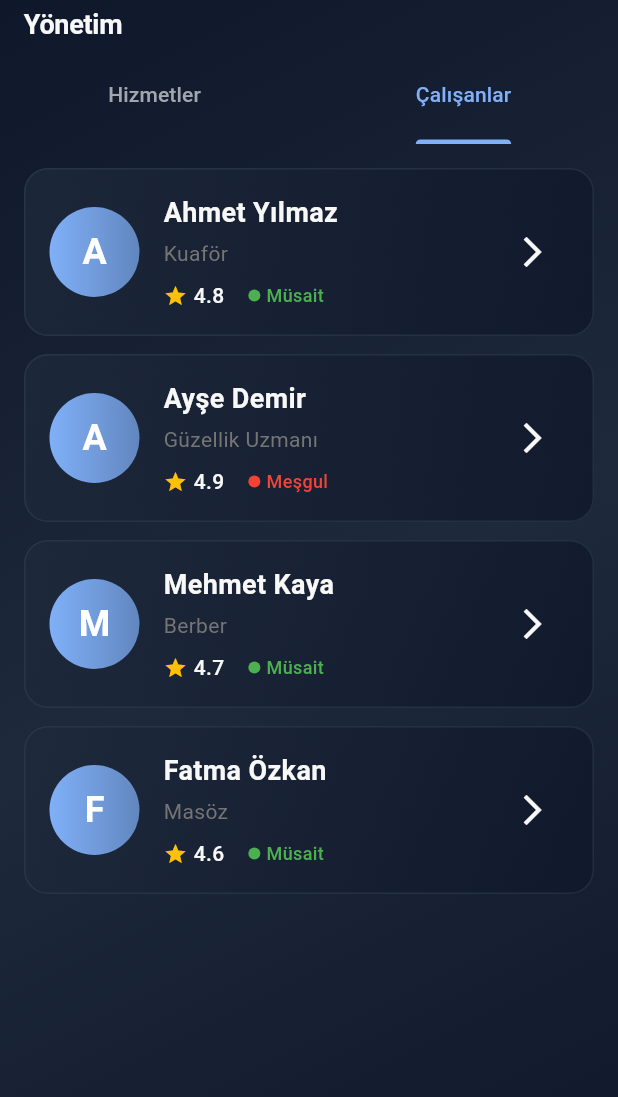
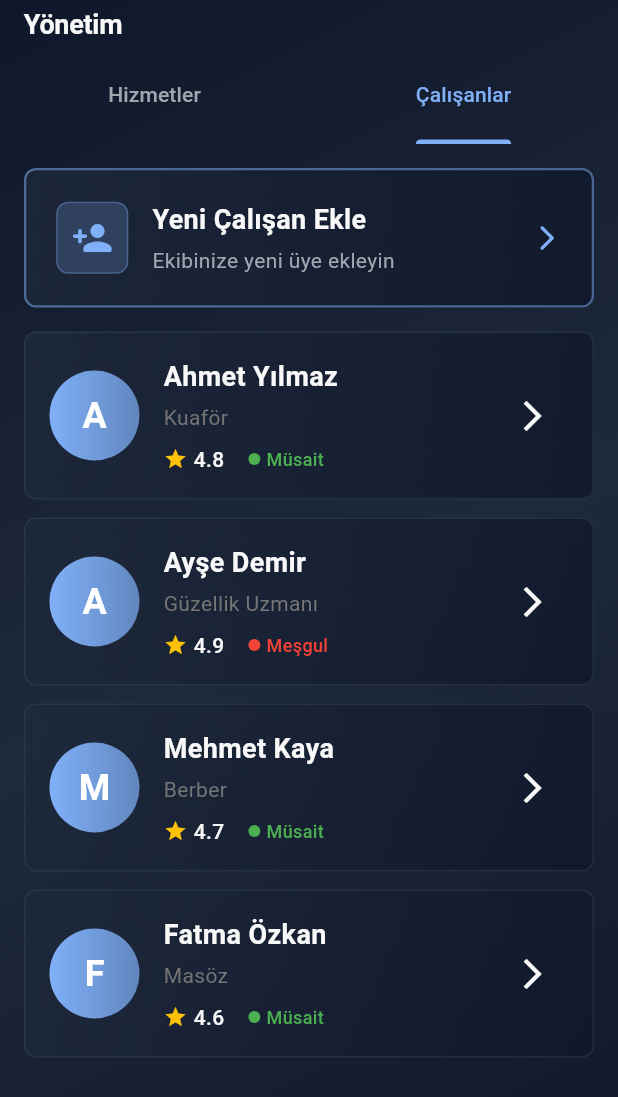
Before and after one commit to muhammedfaruk/randevum, a Flutter app: the StaffServicesView screen opened directly, tab 2 chosen, on a phone screen of 412 x 824 dp. Shown: the top 1097 px of the screen. Run offline on Flutter 3.47's test engine with Material 3 defaults, Android fonts, the phone set to English and light mode, and no system bars; our stand-ins replace connectivity_plus, dio, get, pretty_dio_logger, shared_preferences, table_calendar; accounts and stored records are empty; generated files the repository leaves out were written again.

Commit message:
hizmet ekleme butonlari eklendi

```diff
--- a/lib/core/config/theme/app_theme.dart
+++ b/lib/core/config/theme/app_theme.dart
@@ -7,6 +7,9 @@ class AppTheme {
         brightness: Brightness.dark,
         scaffoldBackgroundColor: AppColors.background, // Gradient container ile kullanılacak
         primaryColor: AppColors.primary,
+        splashFactory: NoSplash.splashFactory,
+        highlightColor: Colors.transparent,
+        hoverColor: Colors.transparent,
         colorScheme: const ColorScheme.dark(
           primary: AppColors.primary,
           secondary: AppColors.primaryLight,
@@ -102,6 +105,10 @@ class AppTheme {
             fontSize: 14,
           ),
         ),
+        tabBarTheme: const TabBarThemeData(
+          overlayColor: WidgetStatePropertyAll(Colors.transparent),
+          splashFactory: NoSplash.splashFactory,
+        ),
       );
 
   static ThemeData get darkTheme => lightTheme;
--- a/lib/modules/calendar/views/calendar_view.dart
+++ b/lib/modules/calendar/views/calendar_view.dart
@@ -43,7 +43,7 @@ final class CalendarView extends GetView<CalendarController> {
               margin: const EdgeInsets.all(16),
               decoration: BoxDecoration(
                 gradient: AppColors.cardGradient,
-                borderRadius: BorderRadius.circular(AppRadii.lg),
+                borderRadius: BorderRadius.circular(AppRadii.sm),
                 border: Border.all(
                   color: AppColors.divider,
                   width: 1,
--- a/lib/modules/calendar/widgets/appointment_card.dart
+++ b/lib/modules/calendar/widgets/appointment_card.dart
@@ -20,7 +20,7 @@ final class AppointmentCard extends StatelessWidget {
       margin: const EdgeInsets.only(bottom: 12),
       decoration: BoxDecoration(
         gradient: AppColors.cardGradient,
-        borderRadius: BorderRadius.circular(AppRadii.lg),
+        borderRadius: BorderRadius.circular(AppRadii.sm),
         border: Border.all(
           color: AppColors.divider,
           width: 1,
@@ -29,7 +29,7 @@ final class AppointmentCard extends StatelessWidget {
       child: Material(
         color: Colors.transparent,
         child: InkWell(
-          borderRadius: BorderRadius.circular(AppRadii.lg),
+          borderRadius: BorderRadius.circular(AppRadii.sm),
           onTap: onTap,
           child: Padding(
             padding: const EdgeInsets.all(16),
@@ -46,7 +46,7 @@ final class AppointmentCard extends StatelessWidget {
                         Color(0xFF1e293b), // slate-800
                       ],
                     ),
-                    borderRadius: BorderRadius.circular(12),
+                    borderRadius: BorderRadius.circular(AppRadii.sm),
                     boxShadow: [
                       BoxShadow(
                         color: Colors.black.withValues(alpha: 0.2),
@@ -163,7 +163,7 @@ final class AppointmentCard extends StatelessWidget {
                         Color(0xFF1e293b), // slate-800
                       ],
                     ),
-                    borderRadius: BorderRadius.circular(10),
+                    borderRadius: BorderRadius.circular(AppRadii.sm),
                     border: Border.all(
                       color: const Color(0x80475569), // slate-600 %50
                       width: 1,
--- a/lib/modules/home/views/home_screen.dart
+++ b/lib/modules/home/views/home_screen.dart
@@ -3,6 +3,7 @@
 import 'package:intl/intl.dart';
 import '../../../core/config/theme/app_colors.dart';
 import '../../../core/config/theme/app_spacing.dart';
+import '../../../core/config/theme/app_radii.dart';
 import '../../../core/routes/app_routes.dart';
 import '../../auth/auth_controller.dart';
 import '../home_controller.dart';
@@ -70,7 +71,7 @@
                     padding: const EdgeInsets.all(AppSpacing.s4),
                     decoration: BoxDecoration(
                       gradient: AppColors.cardGradient,
-                      borderRadius: BorderRadius.circular(16),
+                      borderRadius: BorderRadius.circular(AppRadii.sm),
                       border: Border.all(color: AppColors.divider),
                     ),
                     child: Column(
@@ -126,7 +127,7 @@
                               ),
                               decoration: BoxDecoration(
                                 gradient: AppColors.cardGradient,
-                                borderRadius: BorderRadius.circular(12),
+                                borderRadius: BorderRadius.circular(AppRadii.sm),
                                 border: Border.all(
                                   color: AppColors.divider,
                                   width: 1,
@@ -278,7 +279,7 @@
       padding: const EdgeInsets.all(AppSpacing.s3),
       decoration: BoxDecoration(
         gradient: AppColors.cardGradient,
-        borderRadius: BorderRadius.circular(12),
+        borderRadius: BorderRadius.circular(AppRadii.sm),
         border: Border.all(color: AppColors.divider, width: 1),
       ),
       child: Column(
@@ -326,7 +327,7 @@
       padding: const EdgeInsets.all(AppSpacing.s4),
       decoration: BoxDecoration(
         gradient: AppColors.cardGradient,
-        borderRadius: BorderRadius.circular(16),
+        borderRadius: BorderRadius.circular(AppRadii.sm),
         border: Border.all(
           color: AppColors.divider,
           width: 1,
@@ -344,7 +345,7 @@
                 ),
                 decoration: BoxDecoration(
                   color: statusBgColor,
-                  borderRadius: BorderRadius.circular(8),
+                  borderRadius: BorderRadius.circular(AppRadii.sm),
                 ),
                 child: Text(
                   appointment.status == 'confirmed'
--- a/lib/modules/staff_services/controllers/staff_services_controller.dart
+++ b/lib/modules/staff_services/controllers/staff_services_controller.dart
@@ -144,4 +144,20 @@ class StaffServicesController extends GetxController {
       snackPosition: SnackPosition.BOTTOM,
     );
   }
+
+  void addNewService() {
+    Get.snackbar(
+      'Yeni Hizmet',
+      'Hizmet ekleme sayfası yakında eklenecek',
+      snackPosition: SnackPosition.BOTTOM,
+    );
+  }
+
+  void addNewStaff() {
+    Get.snackbar(
+      'Yeni Çalışan',
+      'Çalışan ekleme sayfası yakında eklenecek',
+      snackPosition: SnackPosition.BOTTOM,
+    );
+  }
 }
--- a/lib/modules/staff_services/views/staff_services_view.dart
+++ b/lib/modules/staff_services/views/staff_services_view.dart
@@ -30,6 +30,7 @@ final class StaffServicesView extends GetView<StaffServicesController> {
                 unselectedLabelColor: AppColors.textSecondary,
                 dividerColor: Colors.transparent,
                 labelPadding: const EdgeInsets.symmetric(vertical: 8),
+                overlayColor: WidgetStateProperty.all(Colors.transparent),
                 tabs: const [
                   Tab(text: 'Hizmetler'),
                   Tab(text: 'Çalışanlar'),
@@ -54,9 +55,12 @@ final class StaffServicesView extends GetView<StaffServicesController> {
       child: GetBuilder<StaffServicesController>(
         id: 'staff-list',
         builder: (controller) => ListView.builder(
-          itemCount: controller.filteredStaff.length,
+          itemCount: controller.filteredStaff.length + 1,
           itemBuilder: (context, index) {
-            final staff = controller.filteredStaff[index];
+            if (index == 0) {
+              return _buildAddStaffCard(context);
+            }
+            final staff = controller.filteredStaff[index - 1];
             return _buildStaffCard(context, staff);
           },
         ),
@@ -65,58 +69,21 @@ final class StaffServicesView extends GetView<StaffServicesController> {
   }
 
   Widget _buildServicesTab(BuildContext context) {
-    final horizontalPadding = EdgeInsets.symmetric(horizontal: 16);
-    return Column(
-      spacing: 16,
-      children: [
-        SizedBox(height: 8,),
-        // Kategori filtreleri
-        Padding(
-          padding: horizontalPadding,
-          child: SizedBox(
-            height: 50,
-            child: GetBuilder<StaffServicesController>(
-              id: 'category-filters',
-              builder: (controller) => ListView.builder(
-                scrollDirection: Axis.horizontal,
-                itemCount: controller.serviceCategories.length,
-                itemBuilder: (context, index) {
-                  final category = controller.serviceCategories[index];
-                  final isSelected = controller.selectedCategory == category;
-
-                  return Container(
-                    margin: const EdgeInsets.only(right: 8),
-                    child: FilterChip(
-                      label: Text(category),
-                      selected: isSelected,
-                      onSelected: (selected) => controller.selectCategory(category),
-                      selectedColor: Theme.of(context).primaryColor.withValues(alpha: 0.2),
-                      checkmarkColor: Theme.of(context).primaryColor,
-                      labelStyle: TextStyle(
-                        color: isSelected ? Colors.white : Colors.grey,
-                      ),
-                    ),
-                  );
-                },
-              ),
-            ),
-          ),
-        ),
-        // Hizmetler listesi
-        Expanded(
+    return Padding(
+      padding: const EdgeInsets.all(16),
       child: GetBuilder<StaffServicesController>(
         id: 'services-list',
         builder: (controller) => ListView.builder(
-              padding: horizontalPadding,
-              itemCount: controller.filteredServices.length,
+          itemCount: controller.filteredServices.length + 1,
           itemBuilder: (context, index) {
-                final service = controller.filteredServices[index];
+            if (index == 0) {
+              return _buildAddServiceCard(context);
+            }
+            final service = controller.filteredServices[index - 1];
             return _buildServiceCard(context, service);
           },
         ),
       ),
-        ),
-      ],
     );
   }
 
@@ -125,7 +92,7 @@ final class StaffServicesView extends GetView<StaffServicesController> {
       margin: const EdgeInsets.only(bottom: 12),
       decoration: BoxDecoration(
         gradient: AppColors.cardGradient,
-        borderRadius: BorderRadius.circular(AppRadii.lg),
+        borderRadius: BorderRadius.circular(AppRadii.sm),
         border: Border.all(
           color: AppColors.divider,
           width: 1,
@@ -234,7 +201,7 @@ final class StaffServicesView extends GetView<StaffServicesController> {
       margin: const EdgeInsets.only(bottom: 12),
       decoration: BoxDecoration(
         gradient: AppColors.cardGradient,
-        borderRadius: BorderRadius.circular(AppRadii.lg),
+        borderRadius: BorderRadius.circular(AppRadii.sm),
         border: Border.all(
           color: AppColors.divider,
           width: 1,
@@ -318,6 +285,154 @@ final class StaffServicesView extends GetView<StaffServicesController> {
     );
   }
 
+  Widget _buildAddServiceCard(BuildContext context) {
+    return Container(
+      margin: const EdgeInsets.only(bottom: 16),
+      decoration: BoxDecoration(
+        gradient: AppColors.cardGradient,
+        borderRadius: BorderRadius.circular(AppRadii.sm),
+        border: Border.all(
+          color: AppColors.primary.withValues(alpha: 0.5),
+          width: 1.5,
+        ),
+      ),
+      child: Material(
+        color: Colors.transparent,
+        child: InkWell(
+          borderRadius: BorderRadius.circular(AppRadii.sm),
+          onTap: () => controller.addNewService(),
+          child: Padding(
+            padding: const EdgeInsets.all(20),
+            child: Row(
+              children: [
+                Container(
+                  width: 48,
+                  height: 48,
+                  decoration: BoxDecoration(
+                    color: AppColors.primary.withValues(alpha: 0.2),
+                    borderRadius: BorderRadius.circular(AppRadii.sm),
+                    border: Border.all(
+                      color: AppColors.primary.withValues(alpha: 0.3),
+                      width: 1,
+                    ),
+                  ),
+                  child: const Icon(
+                    Icons.add_rounded,
+                    color: AppColors.primary,
+                    size: 28,
+                  ),
+                ),
+                const SizedBox(width: 16),
+                const Expanded(
+                  child: Column(
+                    crossAxisAlignment: CrossAxisAlignment.start,
+                    children: [
+                      Text(
+                        'Yeni Hizmet Ekle',
+                        style: TextStyle(
+                          fontSize: 18,
+                          fontWeight: FontWeight.bold,
+                          color: AppColors.textPrimary,
+                        ),
+                      ),
+                      SizedBox(height: 4),
+                      Text(
+                        'Yeni bir hizmet tanımlayın',
+                        style: TextStyle(
+                          fontSize: 14,
+                          color: AppColors.textSecondary,
+                        ),
+                      ),
+                    ],
+                  ),
+                ),
+                const Icon(
+                  Icons.arrow_forward_ios_rounded,
+                  color: AppColors.primary,
+                  size: 20,
+                ),
+              ],
+            ),
+          ),
+        ),
+      ),
+    );
+  }
+
+  Widget _buildAddStaffCard(BuildContext context) {
+    return Container(
+      margin: const EdgeInsets.only(bottom: 16),
+      decoration: BoxDecoration(
+        gradient: AppColors.cardGradient,
+        borderRadius: BorderRadius.circular(AppRadii.sm),
+        border: Border.all(
+          color: AppColors.primary.withValues(alpha: 0.5),
+          width: 1.5,
+        ),
+      ),
+      child: Material(
+        color: Colors.transparent,
+        child: InkWell(
+          borderRadius: BorderRadius.circular(AppRadii.sm),
+          onTap: () => controller.addNewStaff(),
+          child: Padding(
+            padding: const EdgeInsets.all(20),
+            child: Row(
+              children: [
+                Container(
+                  width: 48,
+                  height: 48,
+                  decoration: BoxDecoration(
+                    color: AppColors.primary.withValues(alpha: 0.2),
+                    borderRadius: BorderRadius.circular(AppRadii.sm),
+                    border: Border.all(
+                      color: AppColors.primary.withValues(alpha: 0.3),
+                      width: 1,
+                    ),
+                  ),
+                  child: const Icon(
+                    Icons.person_add_rounded,
+                    color: AppColors.primary,
+                    size: 28,
+                  ),
+                ),
+                const SizedBox(width: 16),
+                const Expanded(
+                  child: Column(
+                    crossAxisAlignment: CrossAxisAlignment.start,
+                    children: [
+                      Text(
+                        'Yeni Çalışan Ekle',
+                        style: TextStyle(
+                          fontSize: 18,
+                          fontWeight: FontWeight.bold,
+                          color: AppColors.textPrimary,
+                        ),
+                      ),
+                      SizedBox(height: 4),
+                      Text(
+                        'Ekibinize yeni üye ekleyin',
+                        style: TextStyle(
+                          fontSize: 14,
+                          color: AppColors.textSecondary,
+                        ),
+                      ),
+                    ],
+                  ),
+                ),
+                const Icon(
+                  Icons.arrow_forward_ios_rounded,
+                  color: AppColors.primary,
+                  size: 20,
+                ),
+              ],
+            ),
+          ),
+        ),
+      ),
+    );
+  }
+
   IconData _getServiceIcon(String category) {
     switch (category) {
       case 'Saç':
```
Also changed, not shown: 2 other files. Lines whose indentation alone changed are shown as unchanged.
